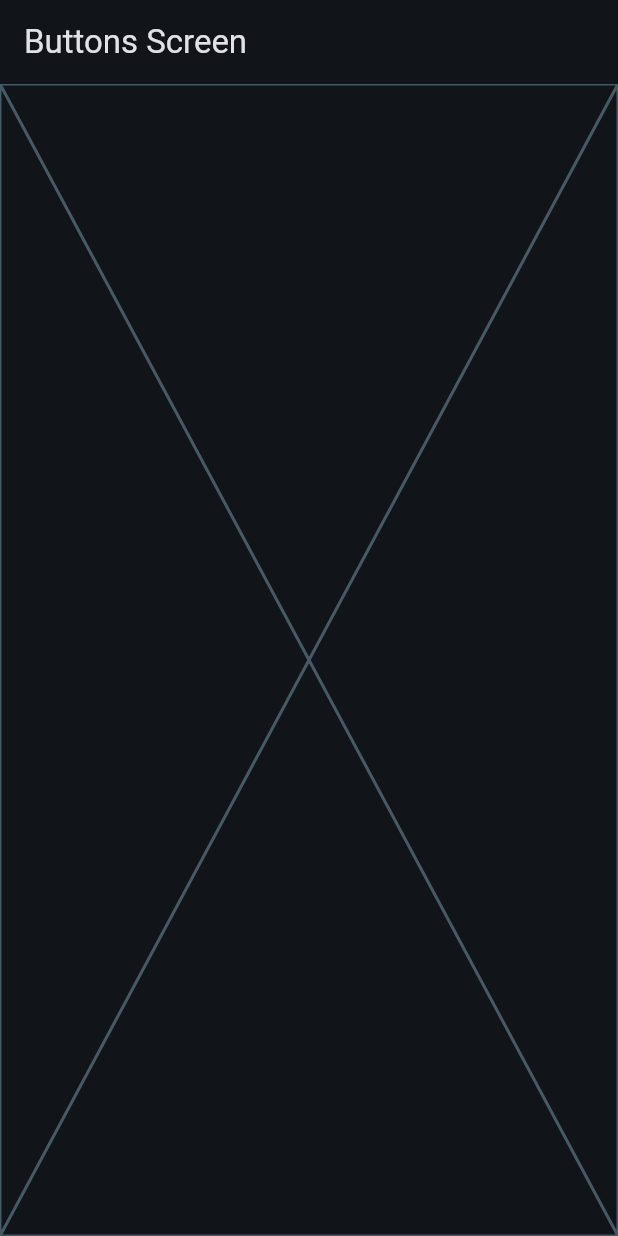
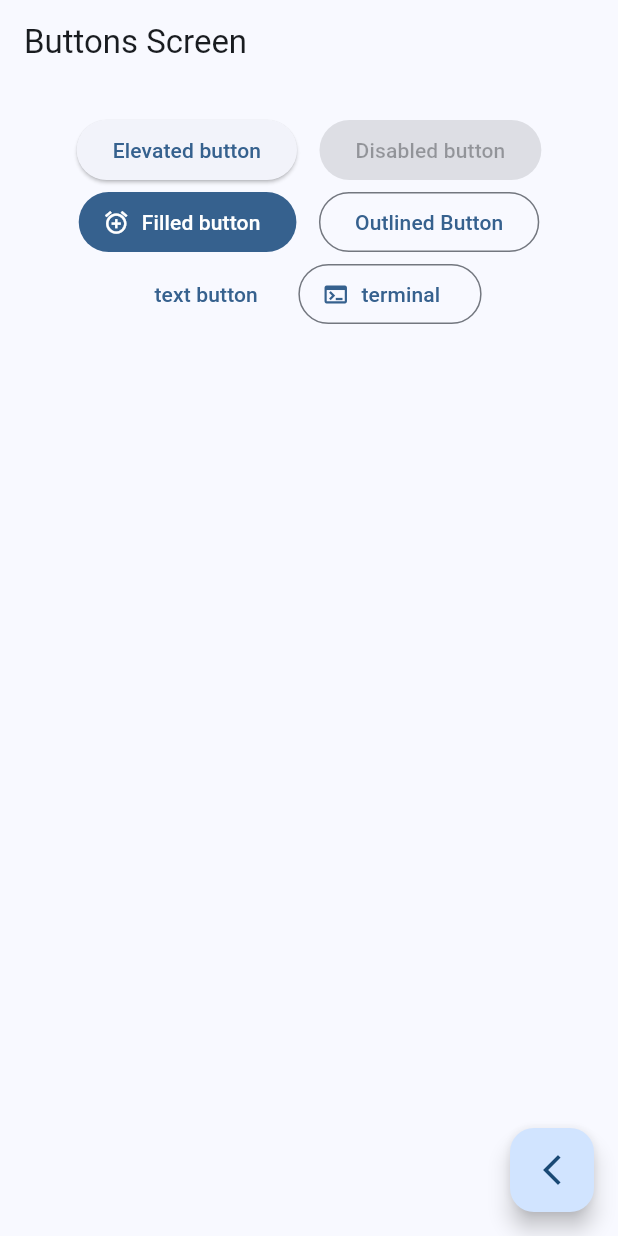
Before and after one commit to sdieg82/widgets_app, a Flutter app: the ButtonsScreen screen opened by its route, on a phone screen of 412 x 824 dp. Run offline on Flutter 3.47's test engine with Material 3 defaults, Android fonts, the phone set to English and light mode, and no system bars; our stand-ins replace go_router.

Commit message:
buttons on buttons screen

```diff
--- a/lib/config/router/app_router.dart
+++ b/lib/config/router/app_router.dart
@@ -6,14 +6,17 @@ final appRouter = GoRouter(
   routes: [
     GoRoute(
       path: '/',
+      name: HomeScreen.name,
       builder: (context, state) => HomeScreen(),
     ),
     GoRoute(
       path: '/buttons',
+      name: ButtonsScreen.name,
       builder: (context, state) => ButtonsScreen(),
     ),
     GoRoute(
       path: '/cards',
+      name: CardsScreen.name,
       builder: (context, state) => CardsScreen(),
     ),
   ],
--- a/lib/config/themes/app_theme.dart
+++ b/lib/config/themes/app_theme.dart
@@ -17,7 +17,7 @@ class AppTheme {
     selectedColor>=0 && selectedColor <= colorList.length
   );
 ThemeData getTheme()=>ThemeData(
-   brightness: Brightness.dark,
+  //  brightness: Brightness.dark,
    useMaterial3: true,
    colorSchemeSeed: colorList[selectedColor],
    appBarTheme: const AppBarTheme(
--- a/lib/presentation/screens/buttons_screen.dart
+++ b/lib/presentation/screens/buttons_screen.dart
@@ -1,6 +1,8 @@
 import 'package:flutter/material.dart';
+import 'package:go_router/go_router.dart';
 
 class ButtonsScreen extends StatelessWidget {
+  static const String name= 'buttons_screen';
   const ButtonsScreen({super.key});
 
   @override
@@ -9,7 +11,49 @@ class ButtonsScreen extends StatelessWidget {
       appBar: AppBar(
         title: Text('Buttons Screen'),
       ),
-      body: Placeholder(),
+      body: _Buttons_view(),
+      floatingActionButton: FloatingActionButton(
+        onPressed: (){
+          context.pop();
+        },
+        child: Icon(Icons.arrow_back_ios_new_outlined),
+      )
     );
   }
 }
+
+class _Buttons_view extends StatelessWidget {
+  const _Buttons_view({
+    super.key,
+  });
+
+  @override
+  Widget build(BuildContext context) {
+    return SizedBox(
+      width: double.infinity,
+      child: Padding(
+        padding: EdgeInsets.symmetric(horizontal: 10,vertical: 20),
+        child: Wrap(
+          spacing: 15,
+          crossAxisAlignment: WrapCrossAlignment.center,
+          alignment: WrapAlignment.center,
+           children: [
+            ElevatedButton(onPressed: (){}, child: Text('Elevated button')),
+            ElevatedButton(onPressed: null, child: Text('Disabled button')),
+            FilledButton.icon(onPressed: (){},
+            icon:Icon(Icons.alarm_add_outlined),
+            label: Text('Filled button')),
+            OutlinedButton(onPressed: (){}, child: Text('Outlined Button')),
+            TextButton(onPressed: (){}, child: Text('text button')),
+            OutlinedButton.icon(
+              onPressed: (){},
+              icon: Icon(Icons.terminal),
+              label: Text('terminal ')),
+              //TODO custom button
+
+           ],
+        ),
+      ),
+    );
+  }
+}
--- a/lib/presentation/screens/cards_screen.dart
+++ b/lib/presentation/screens/cards_screen.dart
@@ -1,6 +1,7 @@
 import 'package:flutter/material.dart';
 
 class CardsScreen extends StatelessWidget {
+  static const String name= 'cards_screen';
   const CardsScreen({super.key});
 
   @override
--- a/lib/presentation/screens/home_screen.dart
+++ b/lib/presentation/screens/home_screen.dart
@@ -1,7 +1,10 @@
 import 'package:flutter/material.dart';
 import 'package:go_router/go_router.dart';
 import 'package:widgets_app/config/menu/menu_item.dart';
+
+
 class HomeScreen extends StatelessWidget {
+  static const String name= 'home_screen';
   const HomeScreen({super.key});
 
   @override
```
